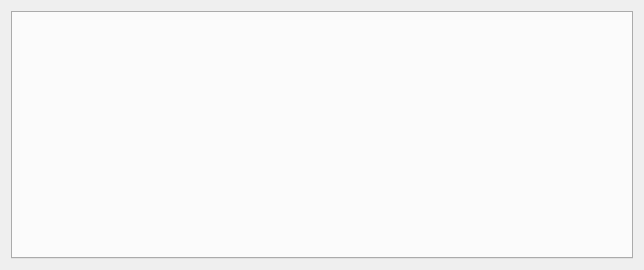
First picture: the form in pygrale/grale/editor/backprojectwidget.ui, repository j0r1/GRALE2, before the edit.
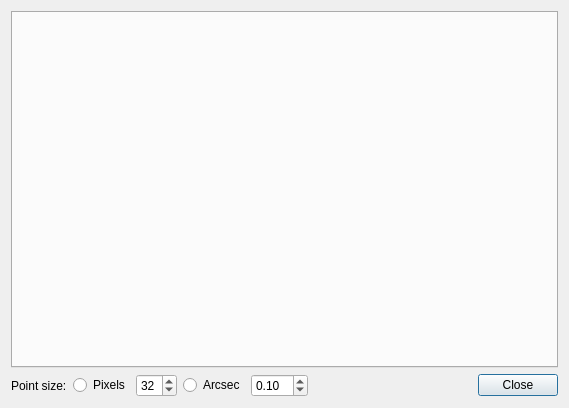
Second picture: the form after the edit.

Commit message:
Made the backprojectwindow into a dialog
Should make much more sense when taking undo/redo into account

```diff
--- a/pygrale/grale/editor/backprojectwidget.ui
+++ b/pygrale/grale/editor/backprojectwidget.ui
@@ -1,13 +1,13 @@
 <?xml version="1.0" encoding="UTF-8"?>
 <ui version="4.0">
  <class>BackProjectWidget</class>
- <widget class="QWidget" name="BackProjectWidget">
+ <widget class="QDialog" name="BackProjectWidget">
   <property name="geometry">
    <rect>
     <x>0</x>
     <y>0</y>
-    <width>644</width>
-    <height>270</height>
+    <width>569</width>
+    <height>408</height>
    </rect>
   </property>
   <property name="windowTitle">
@@ -21,6 +21,72 @@
      </property>
     </widget>
    </item>
+   <item row="1" column="0">
+    <layout class="QHBoxLayout" name="horizontalLayout_3">
+     <item>
+      <widget class="QLabel" name="label">
+       <property name="text">
+        <string>Point size:</string>
+       </property>
+      </widget>
+     </item>
+     <item>
+      <layout class="QHBoxLayout" name="horizontalLayout">
+       <item>
+        <widget class="QRadioButton" name="m_pointPixelsBox">
+         <property name="text">
+          <string>Pixels</string>
+         </property>
+        </widget>
+       </item>
+       <item>
+        <widget class="QSpinBox" name="m_pointPixelSize">
+         <property name="value">
+          <number>32</number>
+         </property>
+        </widget>
+       </item>
+      </layout>
+     </item>
+     <item>
+      <layout class="QHBoxLayout" name="horizontalLayout_2"/>
+     </item>
+     <item>
+      <widget class="QRadioButton" name="m_pointArcsecBox">
+       <property name="text">
+        <string>Arcsec</string>
+       </property>
+      </widget>
+     </item>
+     <item>
+      <widget class="QDoubleSpinBox" name="m_pointArcsecSize">
+       <property name="value">
+        <double>0.100000000000000</double>
+       </property>
+      </widget>
+     </item>
+     <item>
+      <spacer name="horizontalSpacer">
+       <property name="orientation">
+        <enum>Qt::Horizontal</enum>
+       </property>
+       <property name="sizeHint" stdset="0">
+        <size>
+         <width>40</width>
+         <height>20</height>
+        </size>
+       </property>
+      </spacer>
+     </item>
+     <item>
+      <widget class="QPushButton" name="closeButton">
+       <property name="text">
+        <string>Close</string>
+       </property>
+      </widget>
+     </item>
+    </layout>
+   </item>
   </layout>
  </widget>
  <resources/>
```
The commit also changes 2 other files.
